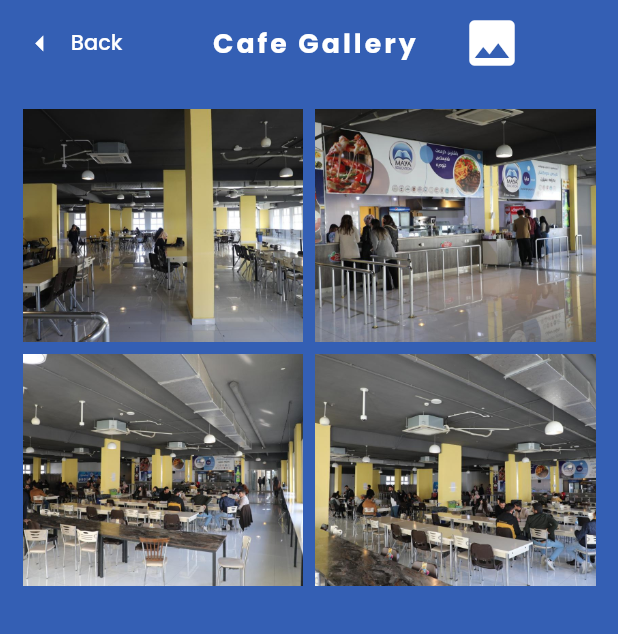
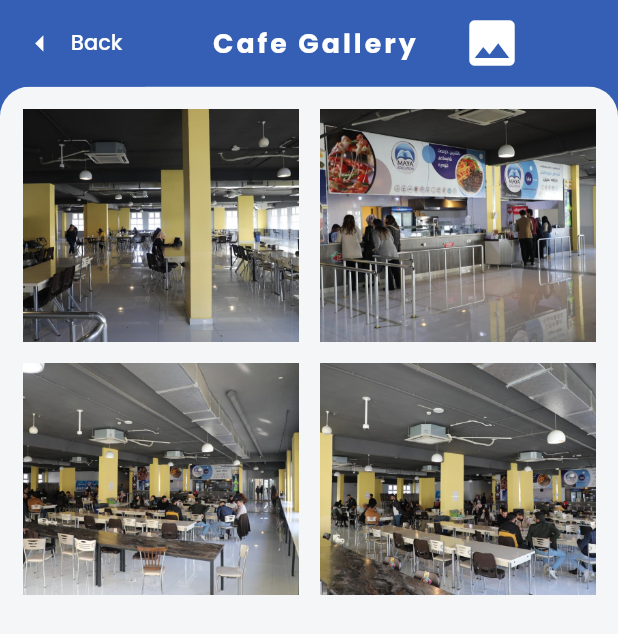
Before and after one commit to AaronPaul6/kurdistanTechnicalinstitute, a Flutter app: the CafeGallery screen opened by its route, on a phone screen of 412 x 824 dp. Shown: the top 634 px of the screen. Run offline on Flutter 3.47's test engine with Material 2 defaults, Android fonts, the phone set to English and light mode, and no system bars; our stand-ins replace flutter_social_button, flutter_svg, google_fonts, sizer, video_player; missing offline and left inert: fancy_avatar.

Commit message:
commit_arya

```diff
--- a/lib/screens/gallery_photo/cafe.dart
+++ b/lib/screens/gallery_photo/cafe.dart
@@ -1,15 +1,5 @@
 import 'package:brain_school/constants.dart';
-import 'package:brain_school/screens/my_profile/my_profile.dart';
-import 'package:fancy_avatar/fancy_avatar.dart';
 import 'package:flutter/material.dart';
-import 'package:flutter_svg/svg.dart';
-import 'package:sizer/sizer.dart';
-import 'package:flutter/material.dart';
-import 'package:google_fonts/google_fonts.dart';
-import 'package:brain_school/components/custom_buttons.dart';
-import 'package:brain_school/constants.dart';
-import 'package:brain_school/screens/home_screen/home_screen.dart';
-import 'package:sizer/sizer.dart';
 
 
 class CafeGallery extends StatefulWidget {
@@ -19,7 +9,6 @@ class CafeGallery extends StatefulWidget {
   CafeGalleryState createState() => CafeGalleryState();
 
 }
-
 
 class CafeGalleryState extends State<CafeGallery> {
   final _formKey = GlobalKey<FormState>();
@@ -81,13 +70,17 @@ class CafeGalleryState extends State<CafeGallery> {
 
         ),
         body:  Container(
+          decoration: BoxDecoration(
+            color: kOtherColor,
+            borderRadius: kTopBorderRadius,
+          ),
           padding: EdgeInsets.all(15.0),
           child: GridView.builder(
             itemCount: images.length,
             gridDelegate: SliverGridDelegateWithFixedCrossAxisCount(
                 crossAxisCount: 2,
-                crossAxisSpacing: 8.0,
-                mainAxisSpacing: 8.0,
+                crossAxisSpacing: 14.0,
+                mainAxisSpacing: 14.0,
                 mainAxisExtent: 155.0
 
             ),
@@ -95,6 +88,7 @@ class CafeGalleryState extends State<CafeGallery> {
 
               return InkWell(
                 child: Container(
+
                     width: 50.0,
                     height: 50.0,
                     child: GestureDetector(
--- a/pubspec.yaml
+++ b/pubspec.yaml
@@ -26,12 +26,12 @@ dependencies:
   google_fonts: ^4.0.1
   flutter_svg: any
   sizer: ^2.0.15
+  flutter_social_button: ^1.1.4+1
 
   flutter:
     sdk: flutter
   url_launcher: ^6.1.8
   video_player: ^2.5.1
-  flutter_social_button: ^1.1.4+1
 
 dev_dependencies:
   flutter_test:
```
Also changed, not shown: lib/screens/gallery_photo/campus.dart (+4 -9 lines), lib/screens/gallery_photo/car_park.dart (+4 -9 lines), lib/screens/gallery_photo/library.dart (+4 -12 lines), pubspec.lock.
